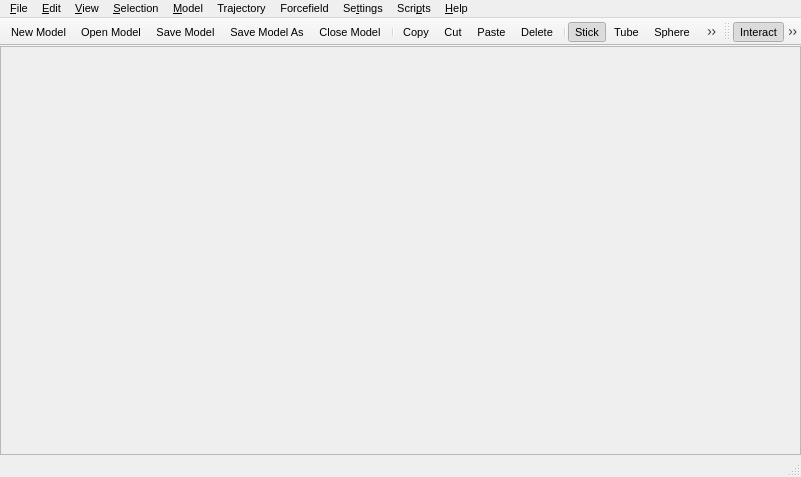
Old version of the form branches/nugui/src/gui/mainwindow.ui in the repository trisyoungs/aten.
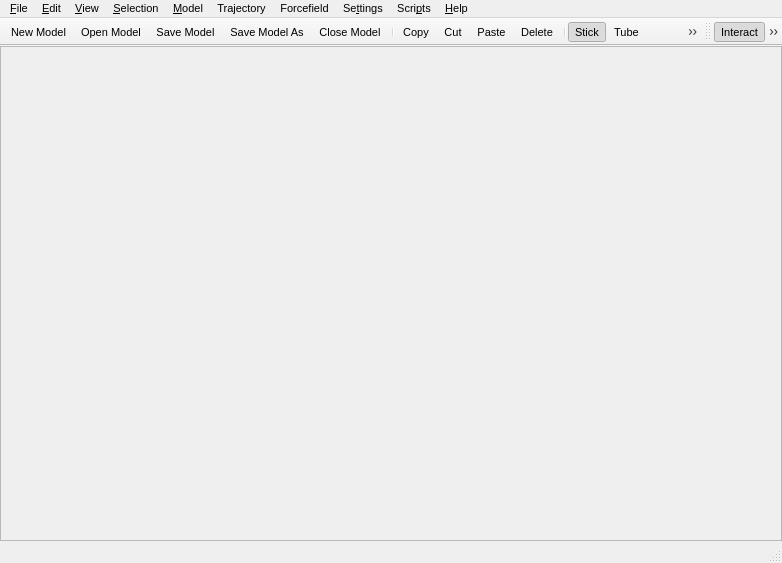
New version of the form. Icons and pictures are not drawn.

The edit to the form file:
```diff
--- a/branches/nugui/src/gui/mainwindow.ui
+++ b/branches/nugui/src/gui/mainwindow.ui
@@ -6,20 +6,20 @@
    <rect>
     <x>0</x>
     <y>0</y>
-    <width>801</width>
-    <height>477</height>
+    <width>782</width>
+    <height>563</height>
    </rect>
   </property>
   <property name="sizePolicy">
-   <sizepolicy hsizetype="Preferred" vsizetype="Preferred">
+   <sizepolicy hsizetype="Expanding" vsizetype="Expanding">
     <horstretch>0</horstretch>
     <verstretch>0</verstretch>
    </sizepolicy>
   </property>
   <property name="maximumSize">
    <size>
-    <width>10000</width>
-    <height>10000</height>
+    <width>16777215</width>
+    <height>16777215</height>
    </size>
   </property>
   <property name="font">
@@ -68,7 +68,7 @@
     <rect>
      <x>0</x>
      <y>0</y>
-     <width>801</width>
+     <width>782</width>
      <height>21</height>
     </rect>
    </property>
```
Left out of the diff: 1 changed line with no effect on the pictures.
